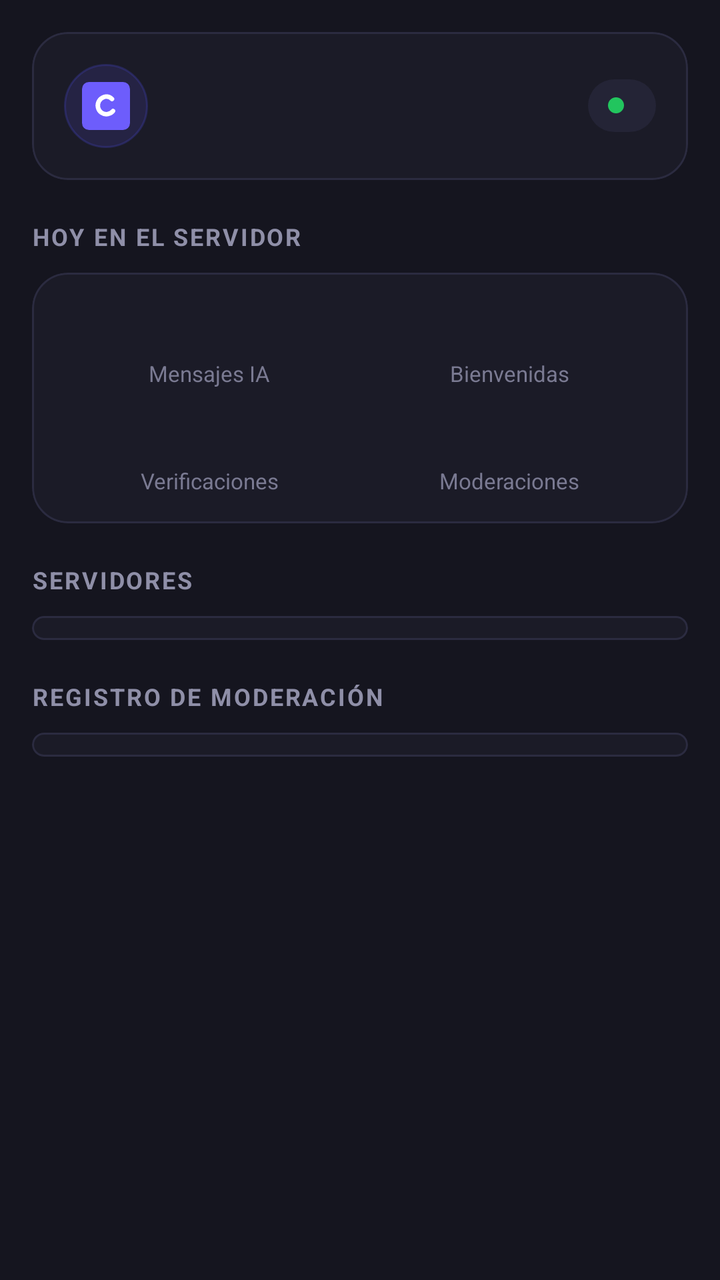
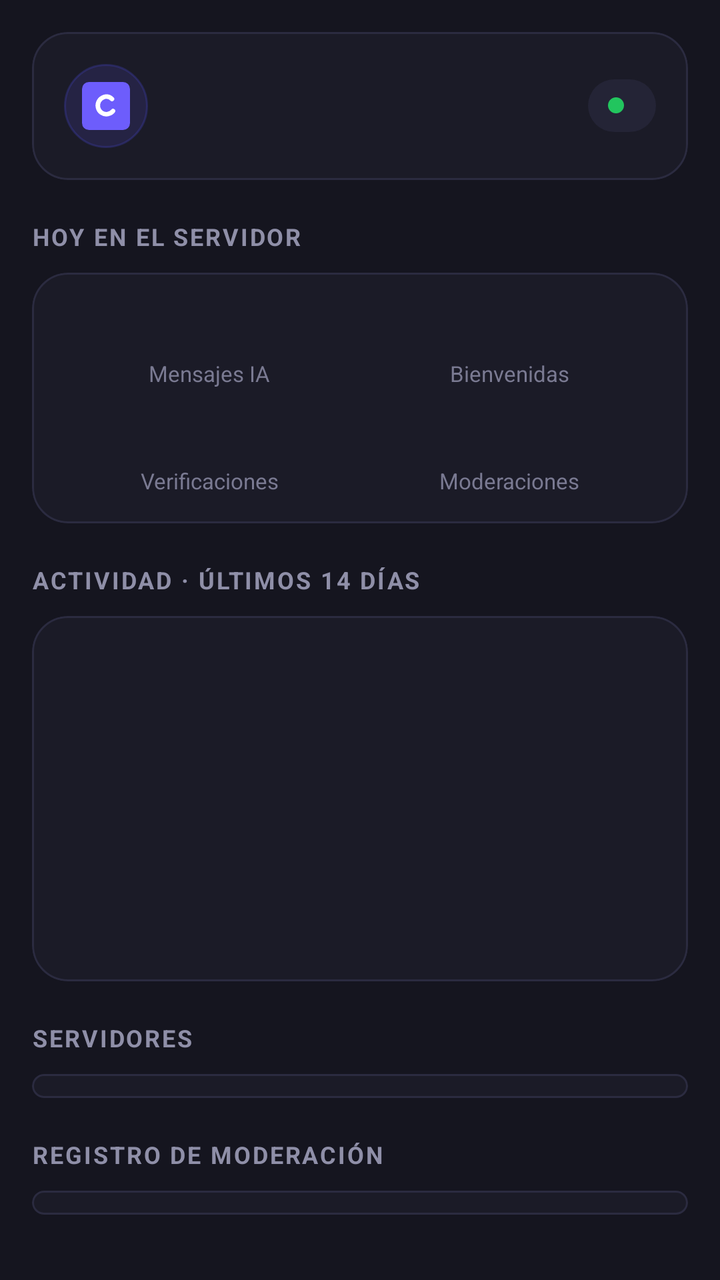

An Android layout rendered at two revisions. The XML below is the earlier revision; the diff shows what the commit changed to produce the second picture.
<!-- AndroidManifest.xml: application theme Theme.CoreIABot -->
<!-- res/layout/view_resumen.xml -->
<?xml version="1.0" encoding="utf-8"?>
<ScrollView xmlns:android="http://schemas.android.com/apk/res/android"
    xmlns:app="http://schemas.android.com/apk/res-auto"
    android:layout_width="match_parent"
    android:layout_height="match_parent"
    android:background="#15151f"
    android:fillViewport="true"
    android:scrollbars="none">

    <LinearLayout
        android:layout_width="match_parent"
        android:layout_height="wrap_content"
        android:orientation="vertical"
        android:padding="16dp">

        
        <com.google.android.material.card.MaterialCardView
            android:layout_width="match_parent"
            android:layout_height="wrap_content"
            app:cardBackgroundColor="#1b1b27"
            app:cardCornerRadius="18dp"
            app:cardElevation="0dp"
            app:strokeColor="#2b2b40"
            app:strokeWidth="1dp">

            <LinearLayout
                android:layout_width="match_parent"
                android:layout_height="wrap_content"
                android:orientation="vertical"
                android:padding="16dp">

                <LinearLayout
                    android:layout_width="match_parent"
                    android:layout_height="wrap_content"
                    android:gravity="center_vertical"
                    android:orientation="horizontal">

                    <ImageView
                        android:layout_width="42dp"
                        android:layout_height="42dp"
                        android:background="@drawable/bg_logo_circle"
                        android:contentDescription="@string/app_name"
                        android:padding="9dp"
                        android:src="@drawable/splash_logo" />

                    <LinearLayout
                        android:layout_width="0dp"
                        android:layout_height="wrap_content"
                        android:layout_marginStart="12dp"
                        android:layout_weight="1"
                        android:orientation="vertical">

                        <TextView
                            android:id="@+id/botName"
                            android:layout_width="wrap_content"
                            android:layout_height="wrap_content"
                            android:textColor="#ffffff"
                            android:textSize="15sp"
                            android:textStyle="bold" />

                        <TextView
                            android:id="@+id/botUptime"
                            android:layout_width="wrap_content"
                            android:layout_height="wrap_content"
                            android:textColor="#7a7a92"
                            android:textSize="12sp" />
                    </LinearLayout>

                    <LinearLayout
                        android:layout_width="wrap_content"
                        android:layout_height="wrap_content"
                        android:background="@drawable/bg_pill"
                        android:gravity="center_vertical"
                        android:orientation="horizontal"
                        android:paddingStart="10dp"
                        android:paddingEnd="10dp"
                        android:paddingTop="5dp"
                        android:paddingBottom="5dp">

                        <View
                            android:id="@+id/botStateDot"
                            android:layout_width="8dp"
                            android:layout_height="8dp"
                            android:background="@drawable/bg_dot_ok" />

                        <TextView
                            android:id="@+id/botState"
                            android:layout_width="wrap_content"
                            android:layout_height="wrap_content"
                            android:layout_marginStart="6dp"
                            android:textSize="12sp"
                            android:textStyle="bold" />
                    </LinearLayout>
                </LinearLayout>

                <TextView
                    android:id="@+id/botError"
                    android:layout_width="match_parent"
                    android:layout_height="wrap_content"
                    android:layout_marginTop="10dp"
                    android:textColor="#ff8fa3"
                    android:textSize="12sp"
                    android:visibility="gone" />
            </LinearLayout>
        </com.google.android.material.card.MaterialCardView>

        
        <TextView
            android:layout_width="wrap_content"
            android:layout_height="wrap_content"
            android:layout_marginTop="20dp"
            android:layout_marginBottom="10dp"
            android:text="@string/resumen_hoy"
            android:textColor="#8f8fa8"
            android:textSize="12sp"
            android:textStyle="bold"
            android:letterSpacing="0.08" />

        <com.google.android.material.card.MaterialCardView
            android:layout_width="match_parent"
            android:layout_height="wrap_content"
            app:cardBackgroundColor="#1b1b27"
            app:cardCornerRadius="18dp"
            app:cardElevation="0dp"
            app:strokeColor="#2b2b40"
            app:strokeWidth="1dp">

            <LinearLayout
                android:layout_width="match_parent"
                android:layout_height="wrap_content"
                android:orientation="vertical"
                android:padding="14dp">

                <LinearLayout
                    android:layout_width="match_parent"
                    android:layout_height="wrap_content"
                    android:orientation="horizontal">

                    <LinearLayout style="@style/StatTile">
                        <TextView
                            android:id="@+id/statMessages"
                            style="@style/StatValue" />
                        <TextView
                            android:text="@string/stat_messages"
                            style="@style/StatLabel" />
                    </LinearLayout>

                    <LinearLayout style="@style/StatTile">
                        <TextView
                            android:id="@+id/statWelcomes"
                            style="@style/StatValue" />
                        <TextView
                            android:text="@string/stat_welcomes"
                            style="@style/StatLabel" />
                    </LinearLayout>
                </LinearLayout>

                <LinearLayout
                    android:layout_width="match_parent"
                    android:layout_height="wrap_content"
                    android:layout_marginTop="10dp"
                    android:orientation="horizontal">

                    <LinearLayout style="@style/StatTile">
                        <TextView
                            android:id="@+id/statVerifs"
                            style="@style/StatValue" />
                        <TextView
                            android:text="@string/stat_verifs"
                            style="@style/StatLabel" />
                    </LinearLayout>

                    <LinearLayout style="@style/StatTile">
                        <TextView
                            android:id="@+id/statMods"
                            style="@style/StatValue"
                            android:textColor="#ffb457" />
                        <TextView
                            android:text="@string/stat_mods"
                            style="@style/StatLabel" />
                    </LinearLayout>
                </LinearLayout>
            </LinearLayout>
        </com.google.android.material.card.MaterialCardView>

        
        <TextView
            android:layout_width="wrap_content"
            android:layout_height="wrap_content"
            android:layout_marginTop="20dp"
            android:layout_marginBottom="10dp"
            android:text="@string/resumen_servidores"
            android:textColor="#8f8fa8"
            android:textSize="12sp"
            android:textStyle="bold"
            android:letterSpacing="0.08" />

        <com.google.android.material.card.MaterialCardView
            android:layout_width="match_parent"
            android:layout_height="wrap_content"
            app:cardBackgroundColor="#1b1b27"
            app:cardCornerRadius="18dp"
            app:cardElevation="0dp"
            app:strokeColor="#2b2b40"
            app:strokeWidth="1dp">

            <LinearLayout
                android:id="@+id/guildList"
                android:layout_width="match_parent"
                android:layout_height="wrap_content"
                android:orientation="vertical"
                android:padding="6dp" />
        </com.google.android.material.card.MaterialCardView>

        
        <TextView
            android:layout_width="wrap_content"
            android:layout_height="wrap_content"
            android:layout_marginTop="20dp"
            android:layout_marginBottom="10dp"
            android:text="@string/resumen_modlog"
            android:textColor="#8f8fa8"
            android:textSize="12sp"
            android:textStyle="bold"
            android:letterSpacing="0.08" />

        <com.google.android.material.card.MaterialCardView
            android:layout_width="match_parent"
            android:layout_height="wrap_content"
            app:cardBackgroundColor="#1b1b27"
            app:cardCornerRadius="18dp"
            app:cardElevation="0dp"
            app:strokeColor="#2b2b40"
            app:strokeWidth="1dp">

            <LinearLayout
                android:id="@+id/modlogList"
                android:layout_width="match_parent"
                android:layout_height="wrap_content"
                android:orientation="vertical"
                android:padding="6dp" />
        </com.google.android.material.card.MaterialCardView>

        <TextView
            android:id="@+id/lastSync"
            android:layout_width="match_parent"
            android:layout_height="wrap_content"
            android:layout_marginTop="14dp"
            android:gravity="center"
            android:textColor="#4b4b63"
            android:textSize="11sp" />
    </LinearLayout>
</ScrollView>
<!-- resources referenced by this layout -->
<resources>
  <!-- drawable bg_dot_ok (drawable) -->
  <?xml version="1.0" encoding="utf-8"?>
  <shape xmlns:android="http://schemas.android.com/apk/res/android"
      android:shape="oval">
      <solid android:color="#22c55e" />
  </shape>
  <!-- drawable bg_logo_circle (drawable) -->
  <?xml version="1.0" encoding="utf-8"?>
  <shape xmlns:android="http://schemas.android.com/apk/res/android"
      android:shape="oval">
      <solid android:color="#226d5dfc" />
      <stroke
          android:width="1dp"
          android:color="#55403fb8" />
  </shape>
  <!-- drawable bg_pill (drawable) -->
  <?xml version="1.0" encoding="utf-8"?>
  <shape xmlns:android="http://schemas.android.com/apk/res/android"
      android:shape="rectangle">
      <solid android:color="#242436" />
      <corners android:radius="20dp" />
  </shape>
  <!-- drawable splash_logo (drawable) -->
  <?xml version="1.0" encoding="utf-8"?>
  <vector xmlns:android="http://schemas.android.com/apk/res/android"
      android:width="96dp"
      android:height="96dp"
      android:viewportWidth="96"
      android:viewportHeight="96">
  
      <path
          android:fillColor="#6D5DFC"
          android:pathData="M14,0 L82,0 A14,14 0 0 1 96,14 L96,82 A14,14 0 0 1 82,96 L14,96 A14,14 0 0 1 0,82 L0,14 A14,14 0 0 1 14,0 Z" />
  
      <path
          android:fillColor="#00000000"
          android:strokeColor="#ffffff"
          android:strokeWidth="9"
          android:strokeLineCap="round"
          android:pathData="M60,34 C56,30 50,28 44,30 C35,33 30,42 32,51 C34,60 43,66 52,64 C56,63 60,61 62,58" />
  </vector>
  <string name="app_name">Core IA Bot</string>
  <string name="resumen_hoy">HOY EN EL SERVIDOR</string>
  <string name="resumen_modlog">REGISTRO DE MODERACIÓN</string>
  <string name="resumen_servidores">SERVIDORES</string>
  <string name="stat_messages">Mensajes IA</string>
  <string name="stat_mods">Moderaciones</string>
  <string name="stat_verifs">Verificaciones</string>
  <string name="stat_welcomes">Bienvenidas</string>
  <style name="StatLabel">
          <item name="android:layout_width">wrap_content</item>
          <item name="android:layout_height">wrap_content</item>
          <item name="android:layout_marginTop">2dp</item>
          <item name="android:textColor">#7a7a92</item>
          <item name="android:textSize">11sp</item>
      </style>
  <style name="StatTile">
          <item name="android:layout_width">0dp</item>
          <item name="android:layout_height">wrap_content</item>
          <item name="android:layout_weight">1</item>
          <item name="android:orientation">vertical</item>
          <item name="android:gravity">center</item>
      </style>
  <style name="StatValue">
          <item name="android:layout_width">wrap_content</item>
          <item name="android:layout_height">wrap_content</item>
          <item name="android:textColor">#ffffff</item>
          <item name="android:textSize">20sp</item>
          <item name="android:textStyle">bold</item>
      </style>
  <style name="Theme.CoreIABot" parent="Theme.MaterialComponents.DayNight.NoActionBar">
          <item name="android:statusBarColor">#15151f</item>
          <item name="android:navigationBarColor">#1b1b27</item>
          <item name="colorPrimary">#6d5dfc</item>
          <item name="colorPrimaryDark">#15151f</item>
          <item name="colorPrimaryVariant">#8f7bff</item>
          <item name="colorOnPrimary">#ffffff</item>
          
          <item name="android:windowBackground">@drawable/bg_splash</item>
      </style>
  <!-- drawable bg_splash (drawable) -->
  <?xml version="1.0" encoding="utf-8"?>
  <layer-list xmlns:android="http://schemas.android.com/apk/res/android">
      <item android:drawable="@color/splash_bg" />
      <item
          android:width="96dp"
          android:height="96dp"
          android:gravity="center"
          android:drawable="@drawable/splash_logo" />
  </layer-list>
  <color name="splash_bg">#15151f</color>
</resources>

<!-- the commit's change to res/layout/view_resumen.xml (unified diff, before → after) -->
@@ -189,6 +189,50 @@
             android:layout_height="wrap_content"
             android:layout_marginTop="20dp"
             android:layout_marginBottom="10dp"
+            android:text="@string/resumen_actividad"
+            android:textColor="#8f8fa8"
+            android:textSize="12sp"
+            android:textStyle="bold"
+            android:letterSpacing="0.08" />
+
+        <com.google.android.material.card.MaterialCardView
+            android:layout_width="match_parent"
+            android:layout_height="wrap_content"
+            app:cardBackgroundColor="#1b1b27"
+            app:cardCornerRadius="18dp"
+            app:cardElevation="0dp"
+            app:strokeColor="#2b2b40"
+            app:strokeWidth="1dp">
+
+            <LinearLayout
+                android:layout_width="match_parent"
+                android:layout_height="wrap_content"
+                android:orientation="vertical"
+                android:padding="14dp">
+
+                <LinearLayout
+                    android:id="@+id/chartHost"
+                    android:layout_width="match_parent"
+                    android:layout_height="132dp"
+                    android:orientation="horizontal"
+                    android:padding="4dp" />
+
+                <TextView
+                    android:id="@+id/chartLegend"
+                    android:layout_width="match_parent"
+                    android:layout_height="wrap_content"
+                    android:layout_marginTop="8dp"
+                    android:textColor="#7a7a92"
+                    android:textSize="11sp" />
+            </LinearLayout>
+        </com.google.android.material.card.MaterialCardView>
+
+        
+        <TextView
+            android:layout_width="wrap_content"
+            android:layout_height="wrap_content"
+            android:layout_marginTop="20dp"
+            android:layout_marginBottom="10dp"
             android:text="@string/resumen_servidores"
             android:textColor="#8f8fa8"
             android:textSize="12sp"
<!-- resource entries referenced after the edit -->
@@ -42,6 +42,7 @@
           android:pathData="M60,34 C56,30 50,28 44,30 C35,33 30,42 32,51 C34,60 43,66 52,64 C56,63 60,61 62,58" />
   </vector>
   <string name="app_name">Core IA Bot</string>
+  <string name="resumen_actividad">ACTIVIDAD · ÚLTIMOS 14 DÍAS</string>
   <string name="resumen_hoy">HOY EN EL SERVIDOR</string>
   <string name="resumen_modlog">REGISTRO DE MODERACIÓN</string>
   <string name="resumen_servidores">SERVIDORES</string>
